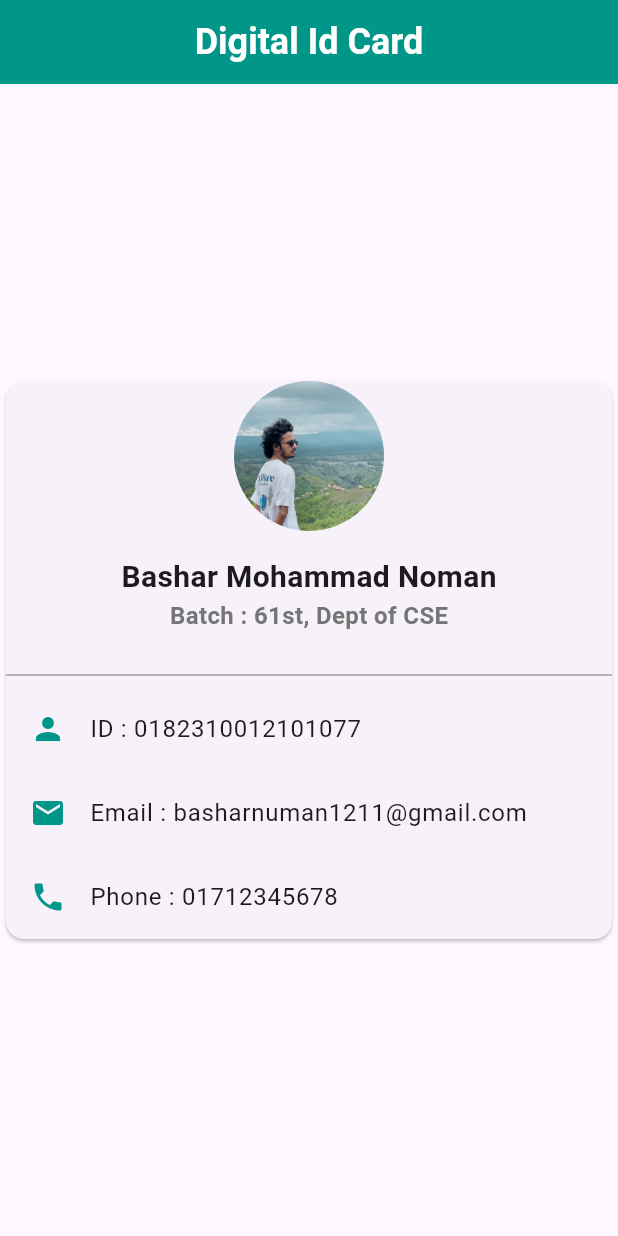
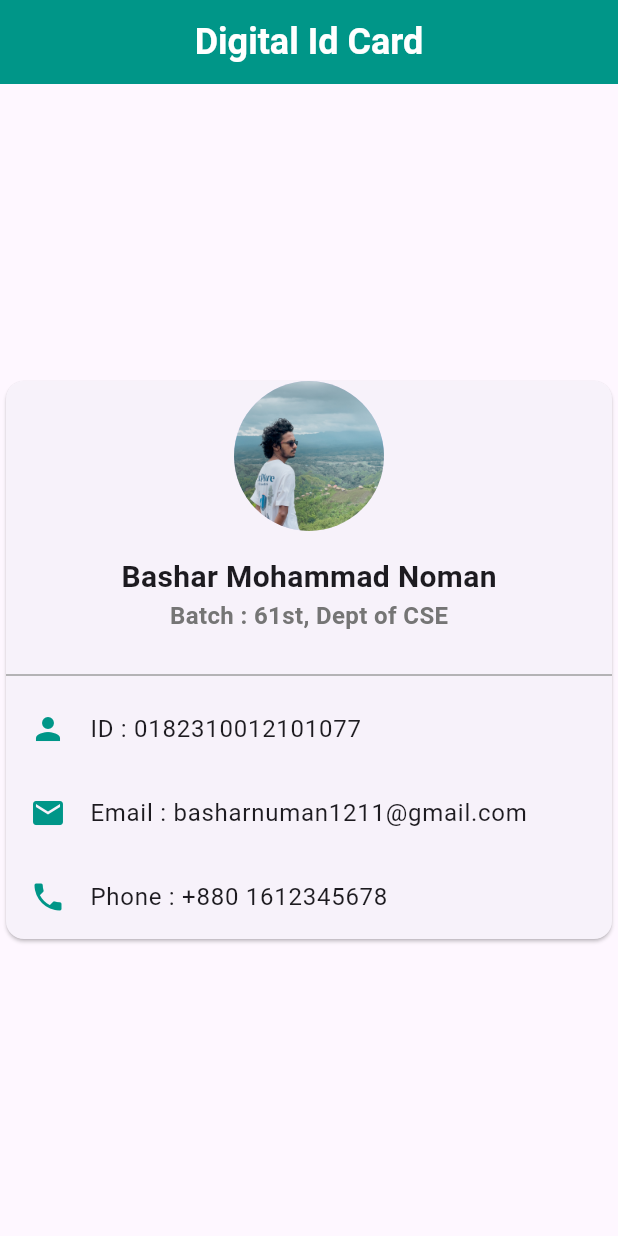
Before and after one commit to thenamanush/077_FA_8, a Flutter app: the screen it shows after launch, on a phone screen of 412 x 824 dp. Run offline on Flutter 3.47's test engine with Material 3 defaults, Android fonts, the light colour scheme and no system bars.

Commit message:
num change

```diff
--- a/lib/pages/Homepage.dart
+++ b/lib/pages/Homepage.dart
@@ -52,7 +52,7 @@ class Homepage extends StatelessWidget {
               ),
               ListTile(
                 leading: Icon(Icons.phone, color: Colors.teal),
-                title: Text('Phone : 01712345678'),
+                title: Text('Phone : +880 1612345678'),
               ),
             ],
           ),
```
